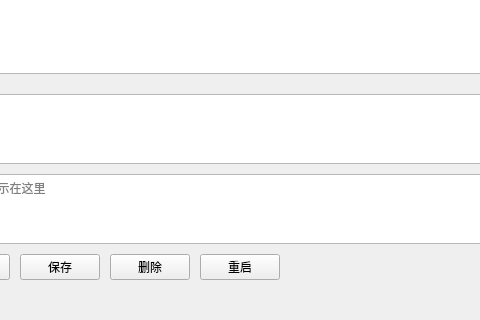
Above: 999.0/src/l_notepad/main_window.ui from Lugwit123/l_notepad before the change; both pictures show x 316 to 796 and y 320 to 640 of the 980 by 640 pixel window. Below: the same form after it.
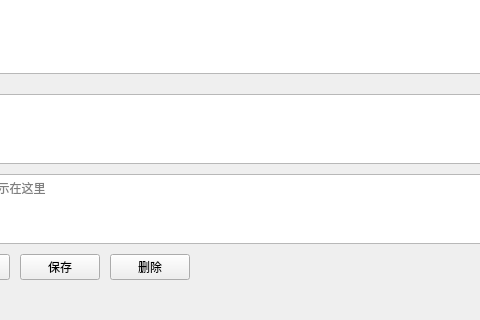
That is the form after the change.

Commit message:
Update l_notepad UI and package
Update _dump_explorer_uia.py to add new features.
Enhance folder_favorites_widget.py for better usability.
Refactor main_window.ui and ui.py for improved layout and functionality.

Diff of the .ui file:
```diff
--- a/999.0/src/l_notepad/main_window.ui
+++ b/999.0/src/l_notepad/main_window.ui
@@ -385,13 +385,6 @@
                 </property>
                </widget>
               </item>
-              <item>
-               <widget class="QPushButton" name="btn_restart">
-                <property name="text">
-                 <string>重启</string>
-                </property>
-               </widget>
-              </item>
               <item>
                <spacer name="horizontalSpacer_actions">
                 <property name="orientation">
```
The commit also changes 4 other files.
